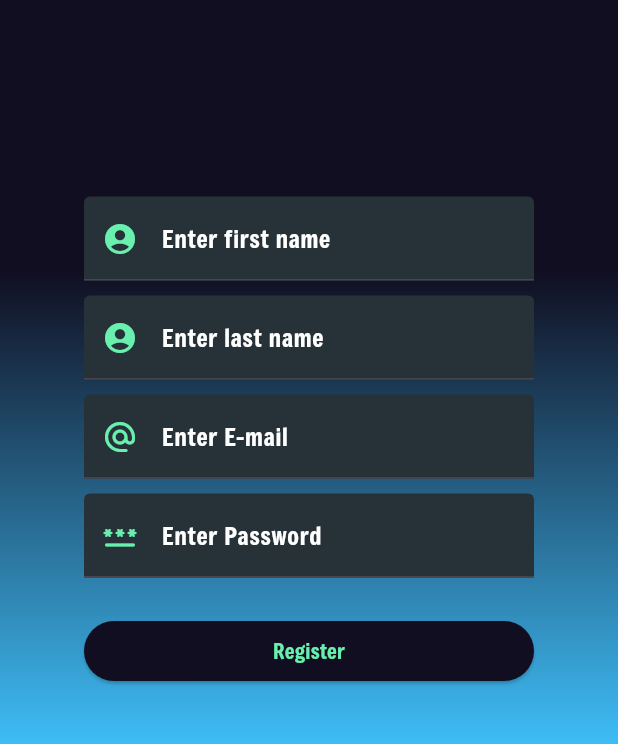
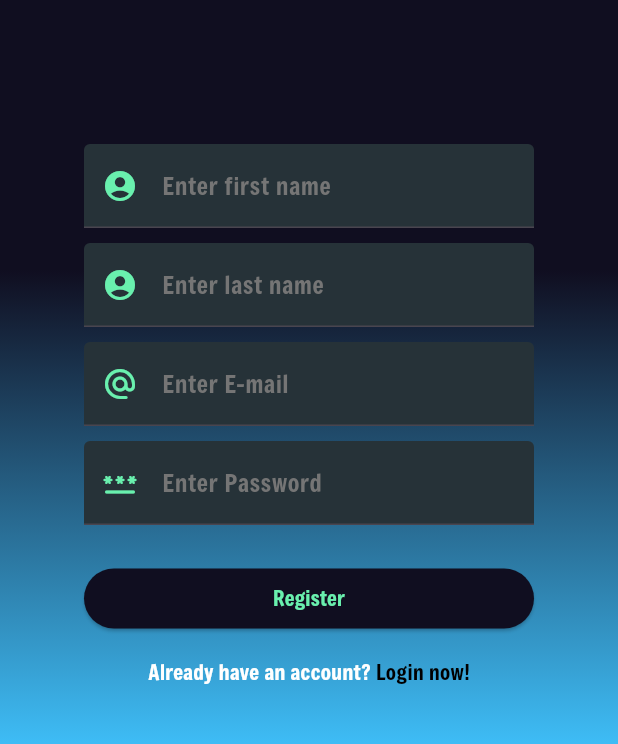
Before and after one commit to pabak-dev/snapjam, a Flutter app: the Register screen opened directly, on a phone screen of 412 x 824 dp, the part 348-1092 px from its top. Run offline on Flutter 3.47's test engine with Material 3 defaults, Android fonts, the phone set to English and light mode, and no system bars; our stand-ins replace firebase_auth, firebase_core, get, image_picker; accounts and stored records are empty.

Commit message:
login regi changes

```diff
--- a/lib/screens/Controller/Authentication.dart
+++ b/lib/screens/Controller/Authentication.dart
@@ -4,8 +4,8 @@ import 'package:flutter/material.dart';
 class Authentication with ChangeNotifier {
   final FirebaseAuth firebaseAuth = FirebaseAuth.instance;
 
-  late String userId;
-   String _mail = "dev.pabak@gmail.com";
+  late String userId = '-1';
+  String _mail = "dev.pabak@gmail.com";
   String get getUserId => userId;
 
   String get getMail => _mail;
--- a/lib/screens/Controller/LoginC.dart
+++ b/lib/screens/Controller/LoginC.dart
@@ -11,7 +11,9 @@ class LoginC extends GetxController{
   void OnLogin(){
     if (GetUtils.isEmail(email.text) && pass.text.length >= 6){
       auth.LogIntoAccount(email.text, pass.text).whenComplete((){
-        Get.to(const Home());
+        if (auth.userId != '-1'){
+          Get.to(const Home());
+        }
       });
     }
   }
--- a/lib/screens/Controller/RegisterC.dart
+++ b/lib/screens/Controller/RegisterC.dart
@@ -13,7 +13,9 @@ class RegisterC extends GetxController{
   void OnRegister(){
     if (GetUtils.isEmail(email.text) && pass.text.length >= 6 && fName.text.isNotEmpty && lName.text.isNotEmpty){
       auth.CreateAccount(email.text, pass.text).whenComplete((){
-        Get.to(const Home());
+        if (auth.userId != '-1'){
+          Get.to(const Home());
+        }
       });
     }
   }
--- a/lib/screens/Design/Register.dart
+++ b/lib/screens/Design/Register.dart
@@ -1,5 +1,6 @@
 import 'package:flutter/material.dart';
 import 'package:get/get.dart';
+import 'package:snapjam/screens/Design/Login.dart';
 import '../../constants/ConstantColors.dart';
 import '../Controller/RegisterC.dart';
 
@@ -22,21 +23,24 @@ class Register extends StatelessWidget {
                 children: [
                   const SizedBox(height: 175),
                   Transform.scale(scale: 2.0, child: cc.IconSJ()),
-                  const SizedBox(height: 150),
+                  const SizedBox(height: 115),
                   Column(children: [
                     SizedBox(
                       width: 300,
                       child: TextField(
                         controller: c.fName,
-                        textAlign: TextAlign.center,
+                        textAlign: TextAlign.left,
                         decoration: InputDecoration(
                           hintText: "Enter your first name",
                           labelText: "Enter first name",
-                          labelStyle: TextStyle(color: cc.whiteColor),
+                          labelStyle: TextStyle(color: cc.greyColor),
                           prefixIcon: const Icon(Icons.account_circle_rounded),
                           prefixIconColor: cc.greenColor,
                           fillColor: cc.blueGreyColor,
                           filled: true,
+                        ),
+                        style: TextStyle(
+                            color: cc.whiteColor
                         ),
                       ),
                     ),
@@ -45,15 +49,18 @@ class Register extends StatelessWidget {
                       width: 300,
                       child: TextField(
                         controller: c.lName,
-                        textAlign: TextAlign.center,
+                        textAlign: TextAlign.left,
                         decoration: InputDecoration(
                           hintText: "Enter your last name",
                           labelText: "Enter last name",
-                          labelStyle: TextStyle(color: cc.whiteColor),
+                          labelStyle: TextStyle(color: cc.greyColor),
                           prefixIcon: const Icon(Icons.account_circle_rounded),
                           prefixIconColor: cc.greenColor,
                           fillColor: cc.blueGreyColor,
                           filled: true,
+                        ),
+                        style: TextStyle(
+                            color: cc.whiteColor
                         ),
                       ),
                     ),
@@ -62,14 +69,17 @@ class Register extends StatelessWidget {
                       width: 300,
                       child: TextField(
                         controller: c.email,
-                        textAlign: TextAlign.center,
+                        textAlign: TextAlign.left,
                         decoration: InputDecoration(
                           labelText: "Enter E-mail",
-                          labelStyle: TextStyle(color: cc.whiteColor),
+                          labelStyle: TextStyle(color: cc.greyColor),
                           prefixIcon: const Icon(Icons.alternate_email_rounded),
                           prefixIconColor: cc.greenColor,
                           fillColor: cc.blueGreyColor,
                           filled: true,
+                        ),
+                        style: TextStyle(
+                            color: cc.whiteColor
                         ),
                       ),
                     ),
@@ -77,15 +87,19 @@ class Register extends StatelessWidget {
                     SizedBox(
                       width: 300,
                       child: TextField(
+                        obscureText: true,
                         controller: c.pass,
-                        textAlign: TextAlign.center,
+                        textAlign: TextAlign.left,
                         decoration: InputDecoration(
                           labelText: "Enter Password",
-                          labelStyle: TextStyle(color: cc.whiteColor),
+                          labelStyle: TextStyle(color: cc.greyColor),
                           prefixIcon: const Icon(Icons.password_rounded),
                           prefixIconColor: cc.greenColor,
                           fillColor: cc.blueGreyColor,
                           filled: true,
+                        ),
+                        style: TextStyle(
+                            color: cc.whiteColor,
                         ),
                       ),
                     ),
@@ -103,6 +117,19 @@ class Register extends StatelessWidget {
                           },
                           child: const Text("Register")),
                     ),
+                    SizedBox(height: 15,),
+                    Row(
+                      mainAxisAlignment: MainAxisAlignment.center,
+                      children: [
+                        Text("Already have an account? ", style: TextStyle(color: cc.whiteColor),),
+                        GestureDetector(
+                          child: Text("Login now!", style: TextStyle(color: Colors.black),),
+                          onTap: (){
+                            Get.to(Login());
+                          },
+                        ),
+                      ],
+                    )
                   ])
               ]),
             )
--- a/lib/screens/Landingpage/LandingUtils.dart
+++ b/lib/screens/Landingpage/LandingUtils.dart
@@ -16,9 +16,6 @@ class LandingUtils with ChangeNotifier {
       userPic = File(pickedUserPic.path);
     }
     print(pickedUserPic?.path);
-    if(userPic != Null)
-    {
-
-    }
+    if (userPic != Null) {}
   }
 }
```
Also changed, not shown: lib/screens/Design/Login.dart (+26 -3 lines).
